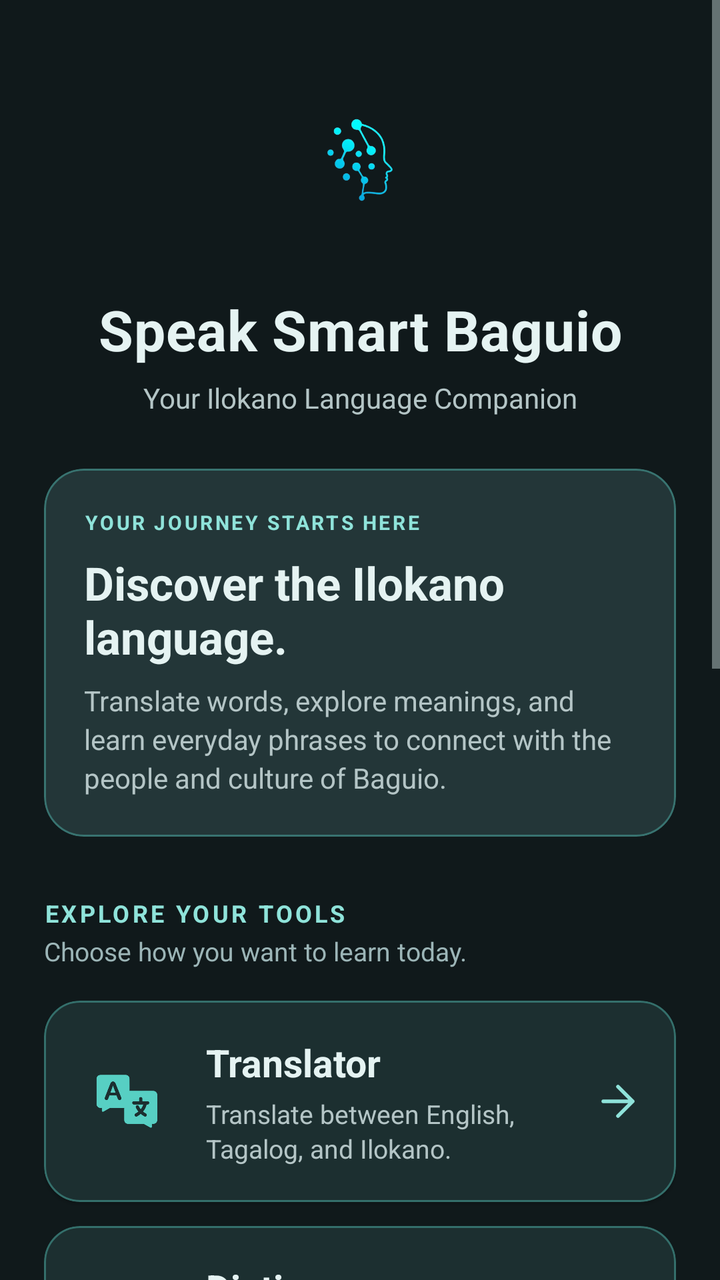
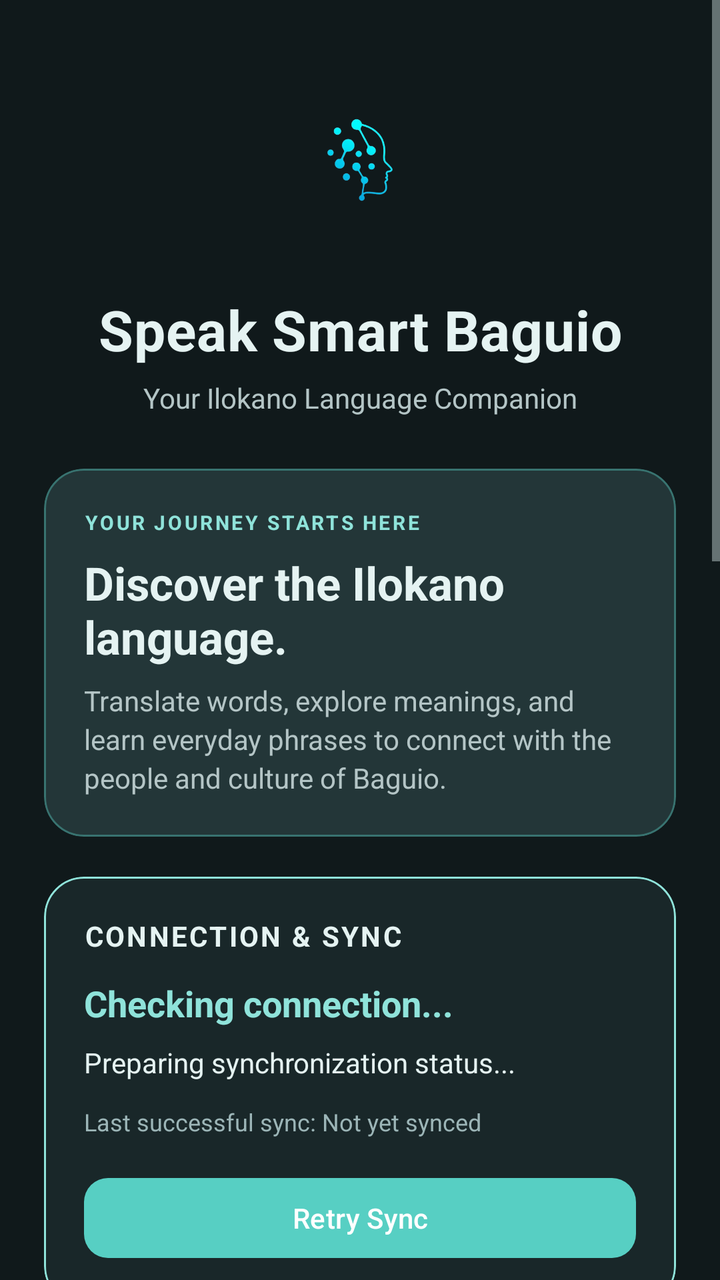

Screens rendered from an Android XML layout before and after an edit, with the pre-edit source and the edit as a unified diff.
<!-- AndroidManifest.xml: application theme Theme.IlokanoTranslator -->
<!-- res/layout/activity_home.xml -->
<?xml version="1.0" encoding="utf-8"?>
<ScrollView
    xmlns:android="http://schemas.android.com/apk/res/android"
    xmlns:app="http://schemas.android.com/apk/res-auto"
    xmlns:tools="http://schemas.android.com/tools"
    android:layout_width="match_parent"
    android:layout_height="match_parent"
    android:background="@color/app_background"
    android:fillViewport="true"
    android:clipToPadding="false"
    android:scrollbars="vertical"
    tools:context=".HomeActivity">

    <LinearLayout
        android:layout_width="match_parent"
        android:layout_height="wrap_content"
        android:orientation="vertical"
        android:paddingStart="22dp"
        android:paddingTop="24dp"
        android:paddingEnd="22dp"
        android:paddingBottom="24dp">

        

        <ImageView
            android:id="@+id/homeLogo"
            android:layout_width="112dp"
            android:layout_height="112dp"
            android:layout_gravity="center_horizontal"
            android:layout_marginBottom="10dp"
            android:contentDescription="Speak Smart Baguio Logo"
            android:scaleType="fitCenter"
            android:src="@drawable/ic_logo" />

        <TextView
            android:id="@+id/homeTitle"
            android:layout_width="match_parent"
            android:layout_height="wrap_content"
            android:gravity="center"
            android:text="Speak Smart Baguio"
            android:textColor="@color/text_light"
            android:textSize="28sp"
            android:textStyle="bold"
            android:fontFamily="sans"
            android:letterSpacing="0.01" />

        <TextView
            android:id="@+id/homeSubtitle"
            android:layout_width="match_parent"
            android:layout_height="wrap_content"
            android:layout_marginTop="6dp"
            android:gravity="center"
            android:text="Your Ilokano Language Companion"
            android:textColor="@color/light_gray"
            android:textSize="14sp"
            android:lineSpacingExtra="2dp" />

        

        <com.google.android.material.card.MaterialCardView
            android:id="@+id/homeWelcomeCard"
            android:layout_width="match_parent"
            android:layout_height="wrap_content"
            android:layout_marginTop="26dp"
            app:cardBackgroundColor="@color/primary_element"
            app:cardCornerRadius="20dp"
            app:cardElevation="0dp"
            app:strokeColor="#6657CFC3"
            app:strokeWidth="1dp">

            <LinearLayout
                android:layout_width="match_parent"
                android:layout_height="wrap_content"
                android:orientation="vertical"
                android:padding="20dp">

                <TextView
                    android:layout_width="wrap_content"
                    android:layout_height="wrap_content"
                    android:text="YOUR JOURNEY STARTS HERE"
                    android:textColor="@color/accent_teal"
                    android:textSize="10sp"
                    android:textStyle="bold"
                    android:letterSpacing="0.12" />

                <TextView
                    android:layout_width="match_parent"
                    android:layout_height="wrap_content"
                    android:layout_marginTop="8dp"
                    android:text="Discover the Ilokano language."
                    android:textColor="@color/text_light"
                    android:textSize="23sp"
                    android:textStyle="bold"
                    android:fontFamily="sans" />

                <TextView
                    android:layout_width="match_parent"
                    android:layout_height="wrap_content"
                    android:layout_marginTop="7dp"
                    android:text="Translate words, explore meanings, and learn everyday phrases to connect with the people and culture of Baguio."
                    android:textColor="@color/light_gray"
                    android:textSize="14sp"
                    android:lineSpacingExtra="3dp" />

            </LinearLayout>

        </com.google.android.material.card.MaterialCardView>

        

        <TextView
            android:id="@+id/homeSectionTitle"
            android:layout_width="wrap_content"
            android:layout_height="wrap_content"
            android:layout_marginTop="30dp"
            android:layout_marginBottom="2dp"
            android:text="EXPLORE YOUR TOOLS"
            android:textColor="@color/accent_teal"
            android:textSize="12sp"
            android:textStyle="bold"
            android:letterSpacing="0.12" />

        <TextView
            android:layout_width="match_parent"
            android:layout_height="wrap_content"
            android:layout_marginBottom="2dp"
            android:text="Choose how you want to learn today."
            android:textColor="@color/hint_text"
            android:textSize="13sp" />

        

        <com.google.android.material.card.MaterialCardView
            android:id="@+id/card_translator"
            android:layout_width="match_parent"
            android:layout_height="wrap_content"
            android:layout_marginTop="14dp"
            android:clickable="true"
            android:focusable="true"
            android:foreground="?attr/selectableItemBackground"
            app:cardBackgroundColor="@color/card_background"
            app:cardCornerRadius="18dp"
            app:cardElevation="1dp"
            app:strokeColor="#6657CFC3"
            app:strokeWidth="1dp">

            <LinearLayout
                android:layout_width="match_parent"
                android:layout_height="wrap_content"
                android:orientation="horizontal"
                android:gravity="center_vertical"
                android:minHeight="100dp"
                android:padding="18dp">

                <ImageView
                    android:layout_width="48dp"
                    android:layout_height="48dp"
                    android:contentDescription="@null"
                    android:scaleType="fitCenter"
                    android:src="@drawable/ic_translator"
                    app:tint="@color/primary_teal" />

                <LinearLayout
                    android:layout_width="0dp"
                    android:layout_height="wrap_content"
                    android:layout_marginStart="15dp"
                    android:layout_weight="1"
                    android:orientation="vertical">

                    <TextView
                        android:layout_width="match_parent"
                        android:layout_height="wrap_content"
                        android:text="Translator"
                        android:textColor="@color/text_light"
                        android:textSize="19sp"
                        android:textStyle="bold" />

                    <TextView
                        android:layout_width="match_parent"
                        android:layout_height="wrap_content"
                        android:layout_marginTop="4dp"
                        android:text="Translate between English, Tagalog, and Ilokano."
                        android:textColor="@color/light_gray"
                        android:textSize="13sp"
                        android:lineSpacingExtra="2dp" />

                </LinearLayout>

                <ImageView
                    android:layout_width="22dp"
                    android:layout_height="22dp"
                    android:layout_marginStart="6dp"
                    android:contentDescription="@null"
                    android:src="@drawable/ic_arrow_forward"
                    app:tint="@color/accent_teal" />

            </LinearLayout>

        </com.google.android.material.card.MaterialCardView>

        

        <com.google.android.material.card.MaterialCardView
            android:id="@+id/card_dictionary"
            android:layout_width="match_parent"
            android:layout_height="wrap_content"
            android:layout_marginTop="12dp"
            android:clickable="true"
            android:focusable="true"
            android:foreground="?attr/selectableItemBackground"
            app:cardBackgroundColor="@color/card_background"
            app:cardCornerRadius="18dp"
            app:cardElevation="1dp"
            app:strokeColor="#6657CFC3"
            app:strokeWidth="1dp">

            <LinearLayout
                android:layout_width="match_parent"
                android:layout_height="wrap_content"
                android:orientation="horizontal"
                android:gravity="center_vertical"
                android:minHeight="100dp"
                android:padding="18dp">

                <ImageView
                    android:layout_width="48dp"
                    android:layout_height="48dp"
                    android:contentDescription="@null"
                    android:scaleType="fitCenter"
                    android:src="@drawable/ic_dictionary"
                    app:tint="@color/primary_teal" />

                <LinearLayout
                    android:layout_width="0dp"
                    android:layout_height="wrap_content"
                    android:layout_marginStart="15dp"
                    android:layout_weight="1"
                    android:orientation="vertical">

                    <TextView
                        android:layout_width="match_parent"
                        android:layout_height="wrap_content"
                        android:text="Dictionary"
                        android:textColor="@color/text_light"
                        android:textSize="19sp"
                        android:textStyle="bold" />

                    <TextView
                        android:layout_width="match_parent"
                        android:layout_height="wrap_content"
                        android:layout_marginTop="4dp"
                        android:text="Discover Ilokano word meanings and translations."
                        android:textColor="@color/light_gray"
                        android:textSize="13sp"
                        android:lineSpacingExtra="2dp" />

                </LinearLayout>

                <ImageView
                    android:layout_width="22dp"
                    android:layout_height="22dp"
                    android:layout_marginStart="6dp"
                    android:contentDescription="@null"
                    android:src="@drawable/ic_arrow_forward"
                    app:tint="@color/accent_teal" />

            </LinearLayout>

        </com.google.android.material.card.MaterialCardView>

        

        <com.google.android.material.card.MaterialCardView
            android:id="@+id/card_phrasebook"
            android:layout_width="match_parent"
            android:layout_height="wrap_content"
            android:layout_marginTop="12dp"
            android:clickable="true"
            android:focusable="true"
            android:foreground="?attr/selectableItemBackground"
            app:cardBackgroundColor="@color/card_background"
            app:cardCornerRadius="18dp"
            app:cardElevation="1dp"
            app:strokeColor="#6657CFC3"
            app:strokeWidth="1dp">

            <LinearLayout
                android:layout_width="match_parent"
                android:layout_height="wrap_content"
                android:orientation="horizontal"
                android:gravity="center_vertical"
                android:minHeight="100dp"
                android:padding="18dp">

                <ImageView
                    android:layout_width="48dp"
                    android:layout_height="48dp"
                    android:contentDescription="@null"
                    android:scaleType="fitCenter"
                    android:src="@drawable/ic_phrasebook"
                    app:tint="@color/primary_teal" />

                <LinearLayout
                    android:layout_width="0dp"
                    android:layout_height="wrap_content"
                    android:layout_marginStart="15dp"
                    android:layout_weight="1"
                    android:orientation="vertical">

                    <TextView
                        android:layout_width="match_parent"
                        android:layout_height="wrap_content"
                        android:text="Phrasebook"
                        android:textColor="@color/text_light"
                        android:textSize="19sp"
                        android:textStyle="bold" />

                    <TextView
                        android:layout_width="match_parent"
                        android:layout_height="wrap_content"
                        android:layout_marginTop="4dp"
                        android:text="Explore useful everyday Ilokano phrases."
                        android:textColor="@color/light_gray"
                        android:textSize="13sp"
                        android:lineSpacingExtra="2dp" />

                </LinearLayout>

                <ImageView
                    android:layout_width="22dp"
                    android:layout_height="22dp"
                    android:layout_marginStart="6dp"
                    android:contentDescription="@null"
                    android:src="@drawable/ic_arrow_forward"
                    app:tint="@color/accent_teal" />

            </LinearLayout>

        </com.google.android.material.card.MaterialCardView>

        

        <com.google.android.material.card.MaterialCardView
            android:id="@+id/homeDailyPhraseCard"
            android:layout_width="match_parent"
            android:layout_height="wrap_content"
            android:layout_marginTop="26dp"
            app:cardBackgroundColor="@color/card_background"
            app:cardCornerRadius="18dp"
            app:cardElevation="0dp"
            app:strokeColor="#6657CFC3"
            app:strokeWidth="1dp">

            <LinearLayout
                android:layout_width="match_parent"
                android:layout_height="wrap_content"
                android:orientation="vertical"
                android:padding="20dp">

                <LinearLayout
                    android:layout_width="match_parent"
                    android:layout_height="wrap_content"
                    android:orientation="horizontal"
                    android:gravity="center_vertical">

                    <ImageView
                        android:layout_width="24dp"
                        android:layout_height="24dp"
                        android:contentDescription="@null"
                        android:src="@drawable/ic_phrasebook"
                        app:tint="@color/accent_teal" />

                    <TextView
                        android:layout_width="0dp"
                        android:layout_height="wrap_content"
                        android:layout_marginStart="10dp"
                        android:layout_weight="1"
                        android:text="A LITTLE ILOKANO"
                        android:textColor="@color/accent_teal"
                        android:textSize="11sp"
                        android:textStyle="bold"
                        android:letterSpacing="0.10" />

                </LinearLayout>

                <TextView
                    android:id="@+id/tvDailyPhrase"
                    android:layout_width="match_parent"
                    android:layout_height="wrap_content"
                    android:layout_marginTop="15dp"
                    android:text="Naimbag nga aldaw!"
                    android:textColor="@color/text_light"
                    android:textSize="23sp"
                    android:textStyle="bold" />

                <TextView
                    android:id="@+id/tvDailyPhraseTranslation"
                    android:layout_width="match_parent"
                    android:layout_height="wrap_content"
                    android:layout_marginTop="6dp"
                    android:text="Good day!"
                    android:textColor="@color/light_gray"
                    android:textSize="15sp" />

                <View
                    android:layout_width="48dp"
                    android:layout_height="2dp"
                    android:layout_marginTop="15dp"
                    android:background="@color/primary_teal" />

                <TextView
                    android:layout_width="match_parent"
                    android:layout_height="wrap_content"
                    android:layout_marginTop="12dp"
                    android:text="Keep learning a new word or phrase every day."
                    android:textColor="@color/hint_text"
                    android:textSize="13sp"
                    android:lineSpacingExtra="2dp" />

            </LinearLayout>

        </com.google.android.material.card.MaterialCardView>

        

        <View
            android:layout_width="match_parent"
            android:layout_height="1dp"
            android:layout_marginTop="30dp"
            android:layout_marginBottom="20dp"
            android:background="#332A9D93" />

        <TextView
            android:layout_width="match_parent"
            android:layout_height="wrap_content"
            android:gravity="center"
            android:text="SPEAK SMART BAGUIO"
            android:textColor="@color/text_light"
            android:textSize="13sp"
            android:textStyle="bold"
            android:letterSpacing="0.10" />

        <TextView
            android:layout_width="match_parent"
            android:layout_height="wrap_content"
            android:layout_marginTop="7dp"
            android:gravity="center"
            android:text="A student-developed language learning application"
            android:textColor="@color/light_gray"
            android:textSize="12sp"
            android:lineSpacingExtra="2dp" />

        <TextView
            android:layout_width="match_parent"
            android:layout_height="wrap_content"
            android:layout_marginTop="5dp"
            android:gravity="center"
            android:text="Blue Phenix Skills Training Center Corp."
            android:textColor="@color/hint_text"
            android:textSize="12sp"
            android:lineSpacingExtra="2dp" />

        <TextView
            android:layout_width="match_parent"
            android:layout_height="wrap_content"
            android:layout_marginTop="12dp"
            android:gravity="center"
            android:text="LEARN  •  UNDERSTAND  •  CONNECT"
            android:textColor="@color/accent_teal"
            android:textSize="10sp"
            android:letterSpacing="0.08" />

        <TextView
            android:layout_width="match_parent"
            android:layout_height="wrap_content"
            android:layout_marginTop="12dp"
            android:gravity="center"
            android:text="Made for learning, sharing, and preserving language."
            android:textColor="@color/hint_text"
            android:textSize="11sp"
            android:lineSpacingExtra="2dp" />

    </LinearLayout>

</ScrollView>
<!-- resources referenced by this layout -->
<resources>
  <color name="accent_teal">#8FE3DA</color>
  <color name="app_background">#10191B</color>
  <color name="card_background">#192729</color>
  <color name="hint_text">#9CB5B7</color>
  <color name="light_gray">#B4C5C6</color>
  <color name="primary_element">#233638</color>
  <color name="primary_teal">#57CFC3</color>
  <color name="text_light">#E5F3F2</color>
  <!-- drawable ic_arrow_forward (drawable) -->
  <?xml version="1.0" encoding="utf-8"?>
  <vector
      xmlns:android="http://schemas.android.com/apk/res/android"
      android:width="24dp"
      android:height="24dp"
      android:viewportWidth="24"
      android:viewportHeight="24">
  
      <path
          android:fillColor="@android:color/transparent"
          android:strokeColor="@color/accent_teal"
          android:strokeWidth="2"
          android:strokeLineCap="round"
          android:strokeLineJoin="round"
          android:pathData="M4,12 L20,12 M12,4 L20,12 L12,20" />
  
  </vector>
  <!-- drawable ic_dictionary: png bitmap (drawable, 21363 bytes) -->
  <!-- drawable ic_logo: png bitmap (drawable, 37597 bytes) -->
  <!-- drawable ic_phrasebook: png bitmap (drawable, 7480 bytes) -->
  <!-- drawable ic_translator: png bitmap (drawable, 46910 bytes) -->
  <style name="Theme.IlokanoTranslator" parent="Base.Theme.IlokanoTranslator" />
  <style name="Base.Theme.IlokanoTranslator" parent="Theme.Material3.DayNight.NoActionBar">
  
          
          <item name="colorPrimary">@color/primary_teal</item>
          <item name="colorOnPrimary">@color/text_dark</item>
  
          
          <item name="colorSecondary">@color/accent_teal</item>
          <item name="colorOnSecondary">@color/text_dark</item>
  
          
          <item name="colorTertiary">@color/accent_yellow</item>
          <item name="colorOnTertiary">@color/text_dark</item>
  
          
          <item name="colorSurface">@color/card_background</item>
          <item name="colorOnSurface">@color/text_light</item>
  
          
          <item name="android:colorBackground">@color/app_background</item>
          <item name="android:windowBackground">@color/app_background</item>
  
          
          <item name="android:statusBarColor">@color/app_background</item>
          <item name="android:windowLightStatusBar">false</item>
  
          
          <item name="android:navigationBarColor">@color/app_background</item>
          <item name="android:windowLightNavigationBar">false</item>
  
          
          <item name="colorControlActivated">@color/primary_teal</item>
          <item name="colorControlNormal">@color/light_gray</item>
          <item name="colorControlHighlight">#3357CFC3</item>
  
      </style>
  <color name="text_dark">#122023</color>
  <color name="accent_yellow">#FFB74D</color>
</resources>

<!-- the commit's change to res/layout/activity_home.xml (unified diff, before → after) -->
@@ -108,6 +108,87 @@
 
         
 
+        <com.google.android.material.card.MaterialCardView
+            android:id="@+id/homeSyncStatusCard"
+            android:layout_width="match_parent"
+            android:layout_height="wrap_content"
+            android:layout_marginTop="20dp"
+            app:cardBackgroundColor="@color/card_background"
+            app:cardCornerRadius="20dp"
+            app:cardElevation="0dp"
+            app:strokeColor="@color/accent_teal"
+            app:strokeWidth="1dp">
+
+            <LinearLayout
+                android:layout_width="match_parent"
+                android:layout_height="wrap_content"
+                android:orientation="vertical"
+                android:padding="20dp">
+
+                <TextView
+                    android:layout_width="match_parent"
+                    android:layout_height="wrap_content"
+                    android:text="CONNECTION &amp; SYNC"
+                    android:textColor="@color/text_light"
+                    android:textSize="14sp"
+                    android:textStyle="bold"
+                    android:letterSpacing="0.08" />
+
+                <TextView
+                    android:id="@+id/tvConnectionStatus"
+                    android:layout_width="match_parent"
+                    android:layout_height="wrap_content"
+                    android:layout_marginTop="12dp"
+                    android:text="Checking connection..."
+                    android:textColor="@color/accent_teal"
+                    android:textSize="18sp"
+                    android:textStyle="bold" />
+
+                <TextView
+                    android:id="@+id/tvSyncStatus"
+                    android:layout_width="match_parent"
+                    android:layout_height="wrap_content"
+                    android:layout_marginTop="8dp"
+                    android:text="Preparing synchronization status..."
+                    android:textColor="@color/text_light"
+                    android:textSize="14sp"
+                    android:lineSpacingExtra="3dp" />
+
+                <ProgressBar
+                    android:id="@+id/progressSync"
+                    style="?android:attr/progressBarStyleHorizontal"
+                    android:layout_width="match_parent"
+                    android:layout_height="4dp"
+                    android:layout_marginTop="14dp"
+                    android:indeterminate="true"
+                    android:visibility="gone" />
+
+                <TextView
+                    android:id="@+id/tvLastSync"
+                    android:layout_width="match_parent"
+                    android:layout_height="wrap_content"
+                    android:layout_marginTop="12dp"
+                    android:text="Last successful sync: Not yet synced"
+                    android:textColor="@color/hint_text"
+                    android:textSize="12sp" />
+
+                <com.google.android.material.button.MaterialButton
+                    android:id="@+id/btnRetrySync"
+                    android:layout_width="match_parent"
+                    android:layout_height="wrap_content"
+                    android:layout_marginTop="16dp"
+                    android:text="Retry Sync"
+                    android:textAllCaps="false"
+                    android:textColor="@android:color/white"
+                    app:backgroundTint="@color/primary_teal"
+                    app:cornerRadius="12dp" />
+
+            </LinearLayout>
+
+        </com.google.android.material.card.MaterialCardView>
+
+        
+
         <TextView
             android:id="@+id/homeSectionTitle"
             android:layout_width="wrap_content"
